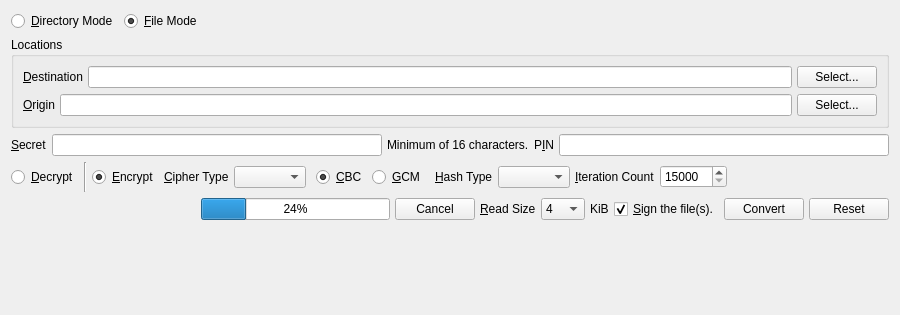
First picture: the form in branches/trunk/UI/spot-on-encryptfile-page.ui, repository textbrowser/spot-on, before the edit.
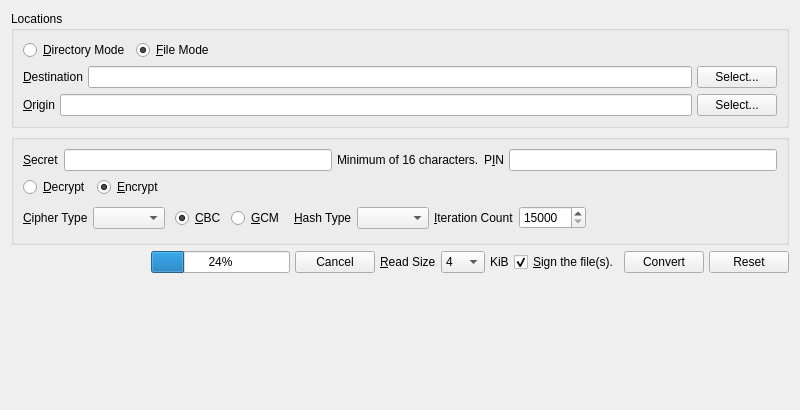
Second picture: the form after the edit.

What changed in the file:
```diff
--- a/branches/trunk/UI/spot-on-encryptfile-page.ui
+++ b/branches/trunk/UI/spot-on-encryptfile-page.ui
@@ -6,8 +6,8 @@
    <rect>
     <x>0</x>
     <y>0</y>
-    <width>900</width>
-    <height>315</height>
+    <width>800</width>
+    <height>410</height>
    </rect>
   </property>
   <property name="windowTitle">
@@ -15,6 +15,12 @@
   </property>
   <layout class="QVBoxLayout" name="verticalLayout_2">
    <item>
+    <widget class="QGroupBox" name="groupBox">
+     <property name="title">
+      <string>Locations</string>
+     </property>
+     <layout class="QVBoxLayout" name="verticalLayout">
+      <item>
     <layout class="QHBoxLayout" name="horizontalLayout_4">
      <item>
       <widget class="QRadioButton" name="directory_mode">
@@ -55,12 +61,6 @@
     </layout>
    </item>
    <item>
-    <widget class="QGroupBox" name="groupBox">
-     <property name="title">
-      <string>Locations</string>
-     </property>
-     <layout class="QVBoxLayout" name="verticalLayout">
-      <item>
        <layout class="QHBoxLayout" name="horizontalLayout_3">
         <property name="spacing">
          <number>5</number>
@@ -118,6 +118,12 @@
     </widget>
    </item>
    <item>
+    <widget class="QGroupBox" name="groupBox_2">
+     <property name="title">
+      <string/>
+     </property>
+     <layout class="QVBoxLayout" name="verticalLayout_3">
+      <item>
     <layout class="QHBoxLayout" name="horizontalLayout_2">
      <property name="spacing">
       <number>5</number>
@@ -158,10 +164,7 @@
     </layout>
    </item>
    <item>
-    <layout class="QHBoxLayout" name="horizontalLayout_5">
-     <property name="spacing">
-      <number>5</number>
-     </property>
+       <layout class="QHBoxLayout" name="horizontalLayout_7">
      <item>
       <widget class="QRadioButton" name="decrypt">
        <property name="sizePolicy">
@@ -175,13 +178,6 @@
        </property>
       </widget>
      </item>
-     <item>
-      <widget class="Line" name="line">
-       <property name="orientation">
-        <enum>Qt::Vertical</enum>
-       </property>
-      </widget>
-     </item>
      <item>
       <widget class="QRadioButton" name="encrypt">
        <property name="sizePolicy">
@@ -199,6 +195,26 @@
       </widget>
      </item>
      <item>
+         <spacer name="horizontalSpacer_2">
+          <property name="orientation">
+           <enum>Qt::Horizontal</enum>
+          </property>
+          <property name="sizeHint" stdset="0">
+           <size>
+            <width>40</width>
+            <height>20</height>
+           </size>
+          </property>
+         </spacer>
+        </item>
+       </layout>
+      </item>
+      <item>
+       <layout class="QHBoxLayout" name="horizontalLayout_5">
+        <property name="spacing">
+         <number>5</number>
+        </property>
+        <item>
       <widget class="QLabel" name="label_3">
        <property name="text">
         <string>&amp;Cipher Type</string>
@@ -317,6 +333,9 @@
      </item>
     </layout>
    </item>
+     </layout>
+    </widget>
+   </item>
    <item>
     <layout class="QHBoxLayout" name="horizontalLayout_6">
      <property name="spacing">
@@ -428,6 +447,19 @@
      </item>
     </layout>
    </item>
+   <item>
+    <spacer name="verticalSpacer">
+     <property name="orientation">
+      <enum>Qt::Vertical</enum>
+     </property>
+     <property name="sizeHint" stdset="0">
+      <size>
+       <width>20</width>
+       <height>40</height>
+      </size>
+     </property>
+    </spacer>
+   </item>
    <item>
     <widget class="QLabel" name="status_label">
      <property name="wordWrap">
```
Left out of the diff: 22 changed lines with no effect on the pictures. Lines whose indentation alone changed are shown as unchanged.
